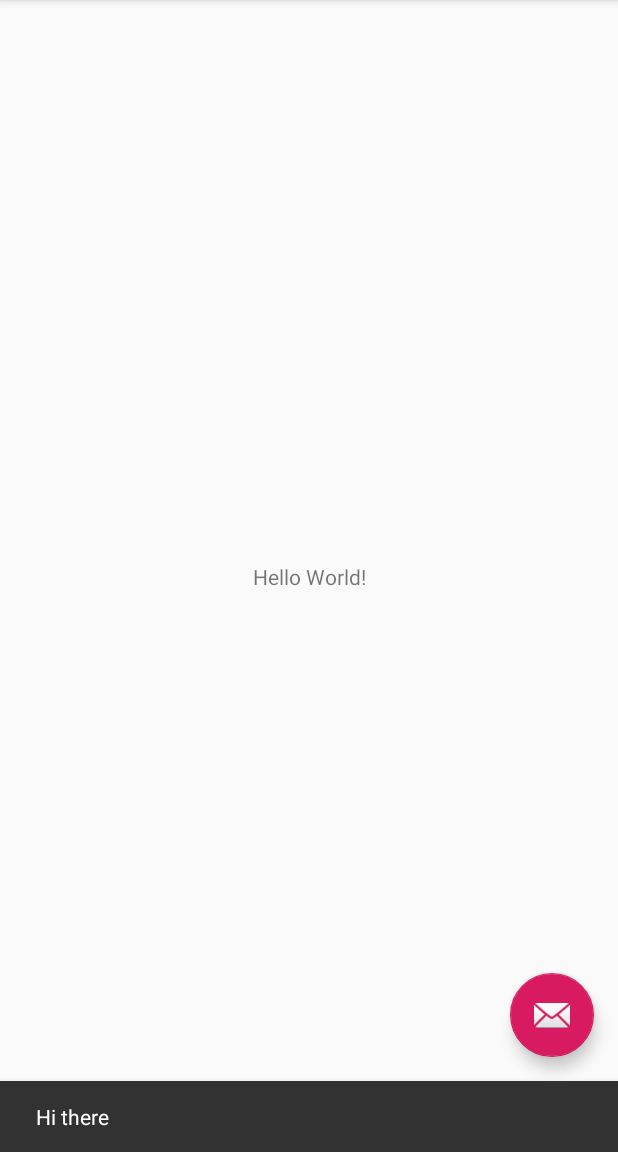
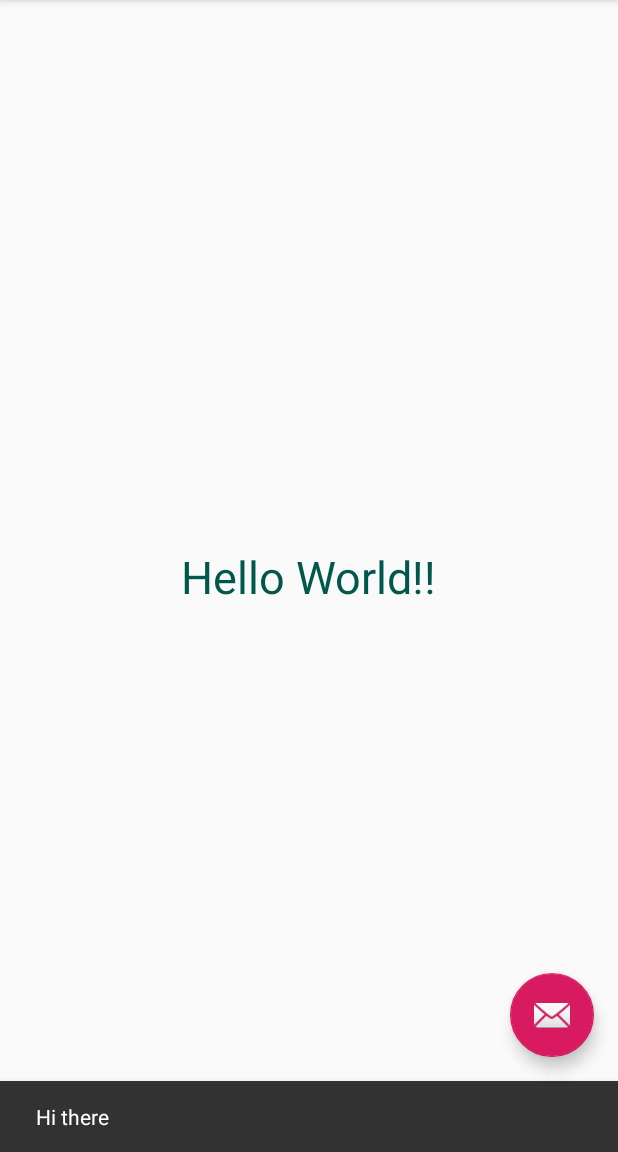
Before and after one commit to juw013/cse110-lab3, an Android app: the screen it shows after launch (MainActivity), after a tap on an icon or button, on a phone screen of 412 x 824 dp, the part 84-1236 px from its top. Run offline under Robolectric (Android 15) with nearby library versions, the phone set to English and light mode, and no system bars.

Commit message:
Change text color and size

```diff
--- a/app/src/main/res/layout/content_main.xml
+++ b/app/src/main/res/layout/content_main.xml
@@ -11,7 +11,9 @@
     <TextView
         android:layout_width="wrap_content"
         android:layout_height="wrap_content"
-        android:text="Hello World!"
+        android:text="Hello World!!"
+        android:textColor="@color/colorPrimaryDark"
+        android:textSize="30dp"
         app:layout_constraintBottom_toBottomOf="parent"
         app:layout_constraintLeft_toLeftOf="parent"
         app:layout_constraintRight_toRightOf="parent"
```
Also changed, not shown: 1 other file.
